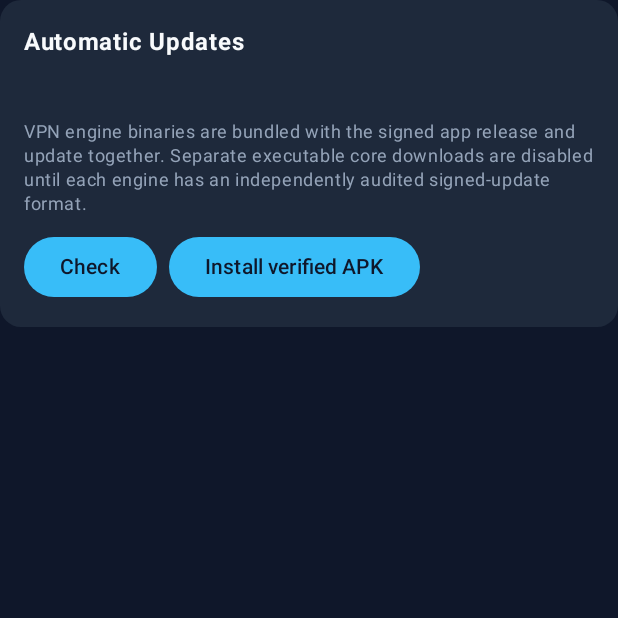
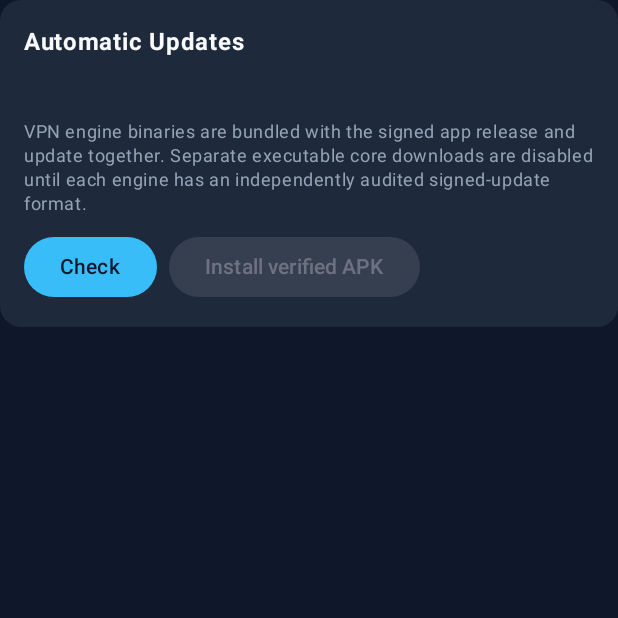
Before and after one commit to hidooch980/Molido-vpn, an Android app built with Jetpack Compose: the composable UpdateCard called with empty values, on a phone screen of 412 x 824 dp, the top half of it. Run offline under Robolectric (Android 15) with nearby library versions, the phone set to English and light mode, and no system bars.

Commit message:
Enable installation only after update APK passes integrity and signer checks

```diff
--- a/app/src/main/kotlin/com/molido/vpn/MainActivity.kt
+++ b/app/src/main/kotlin/com/molido/vpn/MainActivity.kt
@@ -128,6 +128,7 @@ fun MainScreen(viewModel: VpnViewModel) {
     val wireGuardConfigText by viewModel.wireGuardConfigText.collectAsState()
     val updateStatus by viewModel.updateStatus.collectAsState()
     val availableUpdate by viewModel.availableUpdate.collectAsState()
+    val updateReady by viewModel.updateReady.collectAsState()
 
     var showConfigEditor by remember { mutableStateOf(false) }
     var selectedPage by remember { mutableStateOf("home") }
@@ -308,6 +309,7 @@ fun MainScreen(viewModel: VpnViewModel) {
                     UpdateCard(
                         status = updateStatus,
                         updateAvailable = availableUpdate != null,
+                        updateReady = updateReady,
                         onCheck = { viewModel.checkForUpdates() },
                         onDownload = { viewModel.downloadUpdate() },
                         onInstall = { viewModel.installUpdate() }
@@ -333,6 +335,7 @@ fun MainScreen(viewModel: VpnViewModel) {
 fun UpdateCard(
     status: String,
     updateAvailable: Boolean,
+    updateReady: Boolean,
     onCheck: () -> Unit,
     onDownload: () -> Unit,
     onInstall: () -> Unit
@@ -355,8 +358,8 @@ fun UpdateCard(
             )
             Row(horizontalArrangement = Arrangement.spacedBy(8.dp)) {
                 Button(onClick = onCheck) { Text("Check") }
-                if (updateAvailable) Button(onClick = onDownload) { Text("Download & Verify") }
-                Button(onClick = onInstall, enabled = !updateAvailable) { Text("Install verified APK") }
+                if (updateAvailable && !updateReady) Button(onClick = onDownload) { Text("Download & Verify") }
+                Button(onClick = onInstall, enabled = updateReady) { Text("Install verified APK") }
             }
         }
     }
```
